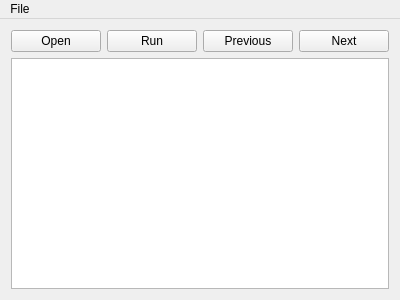
Old version of the form CImplimentations/mainwindow.ui in the repository WillMueller/Thesis.
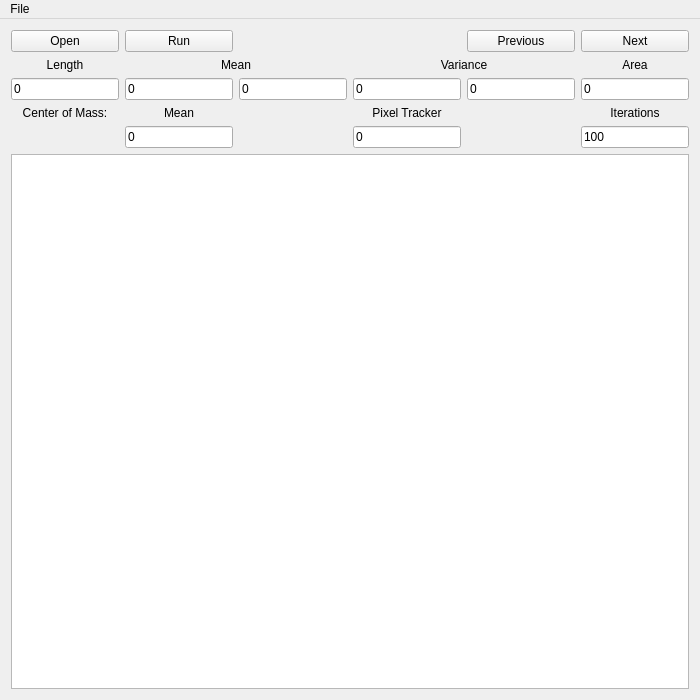
New version of the form.

Diff of the .ui file:
```diff
--- a/CImplimentations/mainwindow.ui
+++ b/CImplimentations/mainwindow.ui
@@ -6,8 +6,8 @@
    <rect>
     <x>0</x>
     <y>0</y>
-    <width>400</width>
-    <height>300</height>
+    <width>700</width>
+    <height>700</height>
    </rect>
   </property>
   <property name="windowTitle">
@@ -23,10 +23,34 @@
       <property name="topMargin">
        <number>0</number>
       </property>
-      <item row="1" column="3">
-       <widget class="QPushButton" name="next_button">
+      <item row="2" column="1" colspan="2">
+       <widget class="QLabel" name="mean_label">
         <property name="text">
-         <string>Next</string>
+         <string>Mean</string>
+        </property>
+        <property name="alignment">
+         <set>Qt::AlignCenter</set>
+        </property>
+       </widget>
+      </item>
+      <item row="3" column="2">
+       <widget class="QLineEdit" name="mean_outside_edit">
+        <property name="text">
+         <string>0</string>
+        </property>
+       </widget>
+      </item>
+      <item row="5" column="5">
+       <widget class="QLineEdit" name="iterations_edit">
+        <property name="text">
+         <string>100</string>
+        </property>
+       </widget>
+      </item>
+      <item row="3" column="1">
+       <widget class="QLineEdit" name="mean_inside_edit">
+        <property name="text">
+         <string>0</string>
         </property>
        </widget>
       </item>
@@ -37,8 +61,33 @@
         </property>
        </widget>
       </item>
-      <item row="2" column="0" colspan="4">
-       <widget class="QGraphicsView" name="graphicsView"/>
+      <item row="1" column="5">
+       <widget class="QPushButton" name="next_button">
+        <property name="text">
+         <string>Next</string>
+        </property>
+       </widget>
+      </item>
+      <item row="5" column="1">
+       <widget class="QLineEdit" name="com_edit">
+        <property name="text">
+         <string>0</string>
+        </property>
+       </widget>
+      </item>
+      <item row="3" column="4">
+       <widget class="QLineEdit" name="variance_outside_edit">
+        <property name="text">
+         <string>0</string>
+        </property>
+       </widget>
+      </item>
+      <item row="1" column="4">
+       <widget class="QPushButton" name="previous_button">
+        <property name="text">
+         <string>Previous</string>
+        </property>
+       </widget>
       </item>
       <item row="1" column="1">
        <widget class="QPushButton" name="run_button">
@@ -47,10 +96,104 @@
         </property>
        </widget>
       </item>
-      <item row="1" column="2">
-       <widget class="QPushButton" name="previous_button">
+      <item row="3" column="0">
+       <widget class="QLineEdit" name="length_edit">
         <property name="text">
-         <string>Previous</string>
+         <string>0</string>
+        </property>
+       </widget>
+      </item>
+      <item row="6" column="0" colspan="6">
+       <widget class="QGraphicsView" name="graphicsView"/>
+      </item>
+      <item row="2" column="3" colspan="2">
+       <widget class="QLabel" name="variance_label">
+        <property name="text">
+         <string>Variance</string>
+        </property>
+        <property name="alignment">
+         <set>Qt::AlignCenter</set>
+        </property>
+       </widget>
+      </item>
+      <item row="4" column="0">
+       <widget class="QLabel" name="com_title_label">
+        <property name="text">
+         <string>Center of Mass:</string>
+        </property>
+        <property name="alignment">
+         <set>Qt::AlignCenter</set>
+        </property>
+       </widget>
+      </item>
+      <item row="2" column="0">
+       <widget class="QLabel" name="length_label">
+        <property name="text">
+         <string>Length</string>
+        </property>
+        <property name="alignment">
+         <set>Qt::AlignCenter</set>
+        </property>
+       </widget>
+      </item>
+      <item row="3" column="3">
+       <widget class="QLineEdit" name="variance_inside_edit">
+        <property name="text">
+         <string>0</string>
+        </property>
+       </widget>
+      </item>
+      <item row="2" column="5">
+       <widget class="QLabel" name="area_label">
+        <property name="text">
+         <string>Area</string>
+        </property>
+        <property name="alignment">
+         <set>Qt::AlignCenter</set>
+        </property>
+       </widget>
+      </item>
+      <item row="3" column="5">
+       <widget class="QLineEdit" name="area_edit">
+        <property name="text">
+         <string>0</string>
+        </property>
+       </widget>
+      </item>
+      <item row="4" column="1">
+       <widget class="QLabel" name="com_label">
+        <property name="text">
+         <string>Mean</string>
+        </property>
+        <property name="alignment">
+         <set>Qt::AlignCenter</set>
+        </property>
+       </widget>
+      </item>
+      <item row="4" column="5">
+       <widget class="QLabel" name="iterations_label">
+        <property name="text">
+         <string>Iterations</string>
+        </property>
+        <property name="alignment">
+         <set>Qt::AlignCenter</set>
+        </property>
+       </widget>
+      </item>
+      <item row="5" column="3">
+       <widget class="QLineEdit" name="pixel_edit">
+        <property name="text">
+         <string>0</string>
+        </property>
+       </widget>
+      </item>
+      <item row="4" column="3">
+       <widget class="QLabel" name="pixel_label">
+        <property name="text">
+         <string>Pixel Tracker</string>
+        </property>
+        <property name="alignment">
+         <set>Qt::AlignCenter</set>
         </property>
        </widget>
       </item>
@@ -63,7 +206,7 @@
     <rect>
      <x>0</x>
      <y>0</y>
-     <width>400</width>
+     <width>700</width>
      <height>22</height>
     </rect>
    </property>
```
